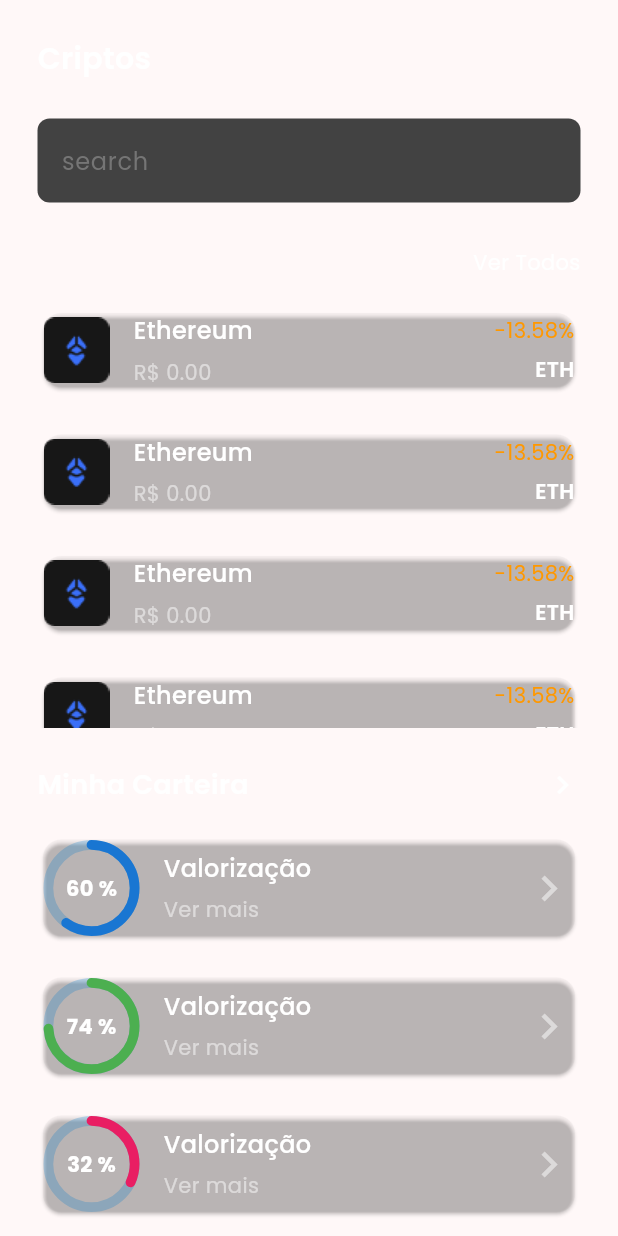
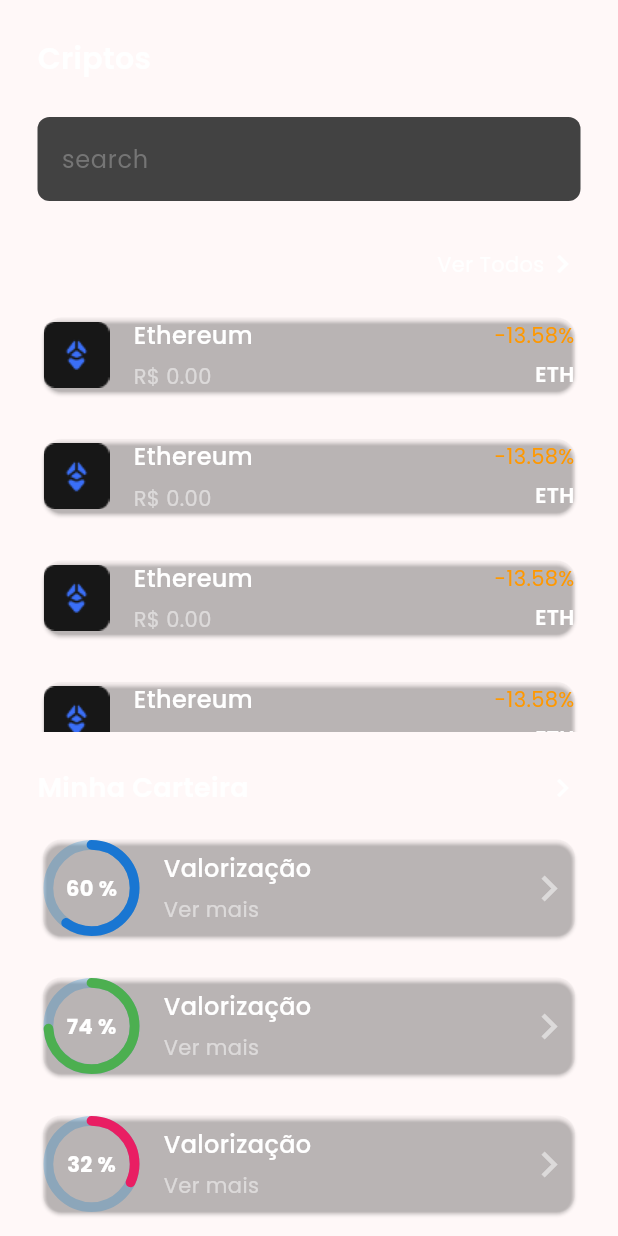
Before and after one commit to CodingTheKey/finance-app, a Flutter app: the HomePage screen opened by its route, on a phone screen of 412 x 824 dp. Run offline on Flutter 3.47's test engine with Material 3 defaults, Android fonts, the phone set to English and light mode, and no system bars; drawn by our look-alikes of percent_indicator; our stand-ins replace fl_chart, google_fonts, mask_text_input_formatter.

```diff
--- a/lib/components/input/input.dart
+++ b/lib/components/input/input.dart
@@ -1,19 +1,29 @@
 import 'package:flutter/material.dart';
+import 'package:mask_text_input_formatter/mask_text_input_formatter.dart';
 
 class InputWidget extends StatelessWidget {
   final String placeholder;
   final TextStyle? margin;
   final double? height;
+  final double? width;
+  final List<MaskTextInputFormatter>? inputFormatters;
+
   const InputWidget(
-      {required this.placeholder, this.margin, this.height, super.key});
+      {required this.placeholder,
+      this.margin,
+      this.height,
+      this.width,
+      this.inputFormatters,
+      super.key});
   static const double radii = 8.0;
 
   @override
   Widget build(BuildContext context) {
     return SizedBox(
-        width: MediaQuery.of(context).size.width,
+        width: width ?? MediaQuery.of(context).size.width,
         height: 56,
         child: TextField(
+            inputFormatters: inputFormatters,
             cursorColor: Colors.grey[600],
             style: TextStyle(color: Colors.grey[600]),
             decoration: InputDecoration(
--- a/lib/main.dart
+++ b/lib/main.dart
@@ -1,6 +1,8 @@
+import 'package:finance_app/pages/favorites_page.dart';
 import 'package:finance_app/pages/home_page.dart';
 import 'package:finance_app/pages/info_page.dart';
 import 'package:finance_app/pages/login_page.dart';
+import 'package:finance_app/pages/register_page.dart';
 import 'package:flutter/material.dart';
 import 'package:google_fonts/google_fonts.dart';
 
@@ -28,7 +30,9 @@ class MyApp extends StatelessWidget {
         home: const SafeArea(child: LoginPage()),
         routes: {
           '/home': (context) => const SafeArea(child: HomePage()),
-          '/info': (context) => const SafeArea(child: InfoPage())
+          '/info': (context) => const SafeArea(child: InfoPage()),
+          '/favorites': (context) => const SafeArea(child: FavoritesPage()),
+          '/register': (context) => SafeArea(child: RegisterPage()),
         });
   }
 }
--- a/lib/pages/home_page.dart
+++ b/lib/pages/home_page.dart
@@ -21,15 +21,25 @@ class HomePage extends StatelessWidget {
             style: TextStyle(fontSize: 20, fontWeight: FontWeight.w600),
           ),
           const SizedBox(
-            height: 25,
+            height: 24,
           ),
           const InputWidget(placeholder: 'search'),
           const SizedBox(
             height: 30,
           ),
-          const Align(
-            alignment: Alignment.centerRight,
-            child: Text('Ver Todos'),
+          GestureDetector(
+            onTap: () {
+              Navigator.pushNamed(context, '/favorites');
+            },
+            child:
+                const Row(mainAxisAlignment: MainAxisAlignment.end, children: [
+              Text('Ver Todos'),
+              Icon(
+                Icons.chevron_right,
+                color: Colors.white,
+                size: 24.0,
+              ),
+            ]),
           ),
           const SizedBox(
             height: 20,
@@ -61,7 +71,7 @@ class HomePage extends StatelessWidget {
             ),
           ),
           const SizedBox(
-            height: 25,
+            height: 24,
           ),
           const Column(
             children: [
@@ -81,7 +91,7 @@ class HomePage extends StatelessWidget {
                 ],
               ),
               SizedBox(
-                height: 20,
+                height: 18,
               ),
               RentalCardWidget(
                 title: 'Valorização',
--- a/lib/pages/login_page.dart
+++ b/lib/pages/login_page.dart
@@ -60,8 +60,11 @@ class LoginPage extends StatelessWidget {
             'ou',
             style: TextStyle(fontSize: 16),
           ),
-          const ButtonWidget(
+          ButtonWidget(
             title: 'Cadastrar',
+            onPressed: () {
+              Navigator.pushNamed(context, '/register');
+            },
           ),
         ]),
       ),
--- a/pubspec.yaml
+++ b/pubspec.yaml
@@ -38,6 +38,8 @@ dependencies:
   google_fonts: ^6.1.0
   syncfusion_flutter_charts: ^23.2.6
   fl_chart: ^0.65.0
+  mask_text_input_formatter: ^2.7.0
+  supabase_flutter: ^1.10.25
 
 
 dev_dependencies:
```
Also changed, not shown: lib/pages/favorites_page.dart (added, +80 -0 lines), lib/pages/register_page.dart (added, +72 -0 lines), lib/utils/masrks.dart (added), pubspec.lock, 5 other files.
